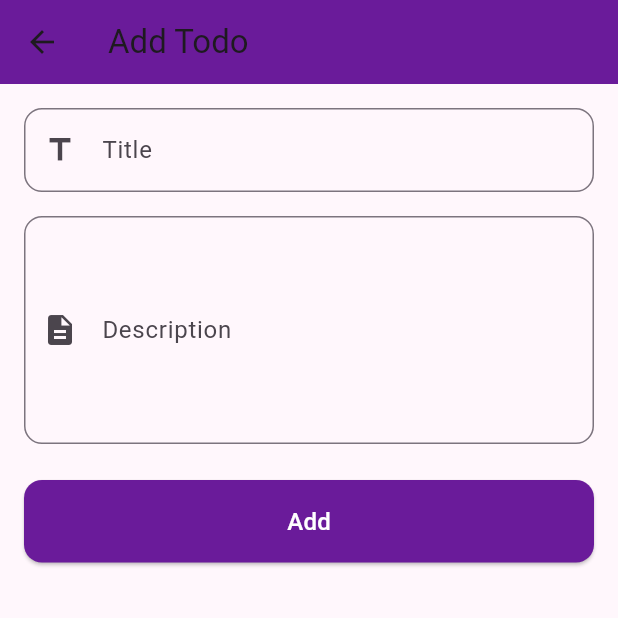
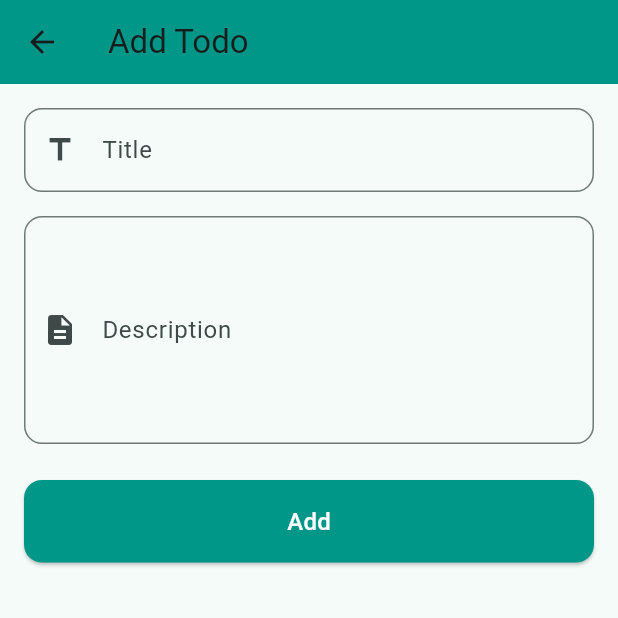
Before and after one commit to qthai2210/demoBLoC, a Flutter app: the TodosScreen screen opened directly, after a tap on the "add" icon, on a phone screen of 412 x 824 dp, the top half of it. Run offline on Flutter 3.47's test engine with Material 3 defaults, Android fonts, the light colour scheme and no system bars; our stand-ins replace bloc, equatable, flutter_bloc, flutter_svg, lottie, rxdart and 1 more; accounts and stored records are empty.

Commit message:
Update color scheme and logo in the application

```diff
--- a/lib/bloc/todos/todos_bloc.dart
+++ b/lib/bloc/todos/todos_bloc.dart
@@ -8,13 +8,13 @@ import 'package:rxdart/rxdart.dart';
 
 class TodosBloc extends Bloc<TodosEvent, TodosState> {
   final TodoRepository _todoRepository;
-  late StreamSubscription<List<Todo>> _todosSubscription;
   final _searchTerms = BehaviorSubject<String>();
-  late StreamSubscription<String> _searchSubscription;
 
   TodosBloc({required TodoRepository todoRepository})
     : _todoRepository = todoRepository,
-      super(TodosInitial()) {
+      super(TodosLoading()) {
+    // Start with loading state
+
     on<LoadTodos>(_onLoadTodos);
     on<AddTodo>(_onAddTodo);
     on<UpdateTodo>(_onUpdateTodo);
@@ -22,27 +22,36 @@ class TodosBloc extends Bloc<TodosEvent, TodosState> {
     on<ToggleTodoCompletion>(_onToggleTodoCompletion);
     on<SearchTodos>(_onSearchTodos);
 
-    // Initialize with current todos
-    add(LoadTodos());
+    // Set up debounced search
+    _searchTerms
+        .debounceTime(const Duration(milliseconds: 300))
+        .distinct()
+        .listen((term) => add(SearchTodos(term)));
 
-    // Listen for repository changes
-    _todosSubscription = _todoRepository.todos.listen((todos) {
-      // Only update if we're not in the middle of an operation
-      if (state is! TodosLoading) {
-        final currentState = state;
-        final searchTerm =
-            (currentState is TodosLoaded) ? currentState.searchTerm : '';
-        emit(TodosLoaded(todos, searchTerm: searchTerm));
-      }
-    });
+    // Load todos immediately
+    _loadTodos();
+  }
 
-    // Set up debounced search
-    _searchSubscription = _searchTerms
-        .debounceTime(const Duration(milliseconds: 2000))
-        .distinct()
-        .listen((searchTerm) {
-          add(SearchTodos(searchTerm));
-        });
+  // Private method to load todos without event
+  Future<void> _loadTodos() async {
+    try {
+      final todos = await _todoRepository.getTodos();
+      emit(TodosLoaded(todos));
+    } catch (e) {
+      print('Error in _loadTodos: $e');
+      emit(TodosError('Failed to load todos: $e'));
+    }
+  }
+
+  void _onLoadTodos(LoadTodos event, Emitter<TodosState> emit) async {
+    emit(TodosLoading());
+    try {
+      final todos = await _todoRepository.getTodos();
+      emit(TodosLoaded(todos));
+    } catch (e) {
+      print('Error in _onLoadTodos: $e');
+      emit(TodosError('Failed to load todos: $e'));
+    }
   }
 
   // Add search term to the BehaviorSubject
@@ -52,23 +61,8 @@ class TodosBloc extends Bloc<TodosEvent, TodosState> {
 
   @override
   Future<void> close() {
-    _todosSubscription.cancel();
-    _searchSubscription.cancel();
     _searchTerms.close();
-    _todoRepository.dispose();
     return super.close();
-  }
-
-  void _onLoadTodos(LoadTodos event, Emitter<TodosState> emit) async {
-    emit(TodosLoading());
-    try {
-      // Reduced loading time to improve user experience
-      await Future.delayed(const Duration(milliseconds: 100));
-      final todos = await _todoRepository.todos.first;
-      emit(TodosLoaded(todos));
-    } catch (e) {
-      emit(TodosError(e.toString()));
-    }
   }
 
   void _onAddTodo(AddTodo event, Emitter<TodosState> emit) async {
--- a/lib/repositories/todo_repository.dart
+++ b/lib/repositories/todo_repository.dart
@@ -6,14 +6,22 @@ import 'dart:convert';
 class TodoRepository {
   final List<Todo> _todos = [];
   final _controller = StreamController<List<Todo>>.broadcast();
+  bool _isInitialized = false;
 
-  Stream<List<Todo>> get todos => _controller.stream;
-
-  TodoRepository() {
-    _loadTodos();
+  Stream<List<Todo>> get todos async* {
+    // Make sure we're initialized
+    if (!_isInitialized) {
+      await _loadTodos();
+      _isInitialized = true;
+    }
+    // Return current todos immediately
+    yield _todos;
+    // Then listen for future updates
+    yield* _controller.stream;
   }
 
   Future<void> _loadTodos() async {
+    try {
       final prefs = await SharedPreferences.getInstance();
       final todosJson = prefs.getStringList('todos') ?? [];
 
@@ -30,6 +38,12 @@ class TodoRepository {
         );
       }
       _controller.add(_todos);
+      print('Loaded ${_todos.length} todos from storage');
+    } catch (e) {
+      print('Error loading todos: $e');
+      // Don't throw, just add an empty list
+      _controller.add([]);
+    }
   }
 
   Future<void> _saveTodos() async {
@@ -77,6 +91,14 @@ class TodoRepository {
     }
   }
 
+  Future<List<Todo>> getTodos() async {
+    if (!_isInitialized) {
+      await _loadTodos();
+      _isInitialized = true;
+    }
+    return List.from(_todos);
+  }
+
   void dispose() {
     _controller.close();
   }
--- a/lib/screens/add_edit_todo_screen.dart
+++ b/lib/screens/add_edit_todo_screen.dart
@@ -47,7 +47,7 @@ class _AddEditTodoScreenState extends State<AddEditTodoScreen> {
     return Scaffold(
       appBar: AppBar(
         title: Text(widget.todo == null ? 'Add Todo' : 'Edit Todo'),
-        backgroundColor: const Color(0xFF6A1B9A),
+        backgroundColor: const Color(0xFF009688),
       ),
       body: Padding(
         padding: const EdgeInsets.all(16.0),
@@ -93,7 +93,7 @@ class _AddEditTodoScreenState extends State<AddEditTodoScreen> {
               const SizedBox(height: 24),
               ElevatedButton(
                 style: ElevatedButton.styleFrom(
-                  backgroundColor: const Color(0xFF6A1B9A),
+                  backgroundColor: const Color(0xFF009688),
                   padding: const EdgeInsets.symmetric(vertical: 16),
                   shape: RoundedRectangleBorder(
                     borderRadius: BorderRadius.circular(12),
--- a/lib/screens/home_screen.dart
+++ b/lib/screens/home_screen.dart
@@ -16,7 +16,7 @@ class HomeScreen extends StatelessWidget {
     return Scaffold(
       appBar: AppBar(
         title: const Text('Home'),
-        backgroundColor: const Color(0xFF6A1B9A),
+        backgroundColor: const Color(0xFF009688),
         actions: [
           IconButton(
             icon: const Icon(Icons.exit_to_app),
@@ -47,7 +47,7 @@ class HomeScreen extends StatelessWidget {
                 Navigator.of(context).push(TodosScreen.route());
               },
               style: ElevatedButton.styleFrom(
-                backgroundColor: const Color(0xFF6A1B9A),
+                backgroundColor: const Color(0xFF009688),
                 padding: const EdgeInsets.symmetric(
                   horizontal: 30,
                   vertical: 12,
--- a/lib/screens/login_screen.dart
+++ b/lib/screens/login_screen.dart
@@ -69,7 +69,7 @@ class LoginScreen extends StatelessWidget {
         height: 250,
         decoration: const BoxDecoration(
           gradient: LinearGradient(
-            colors: [Color(0xFF6A1B9A), Color(0xFF4A148C)],
+            colors: [Color(0xFF009688), Color(0xFF00796B)],
             begin: Alignment.topCenter,
             end: Alignment.bottomCenter,
           ),
@@ -165,7 +165,7 @@ class _LoginButton extends StatelessWidget {
                 context.read<LoginBloc>().add(const LoginSubmitted());
               },
               style: ElevatedButton.styleFrom(
-                backgroundColor: const Color(0xFF6A1B9A),
+                backgroundColor: const Color(0xFF009688),
                 padding: const EdgeInsets.symmetric(vertical: 16),
                 shape: RoundedRectangleBorder(
                   borderRadius: BorderRadius.circular(12),
--- a/lib/screens/todos_screen.dart
+++ b/lib/screens/todos_screen.dart
@@ -9,7 +9,7 @@ import 'package:uuid/uuid.dart';
 import 'package:demobloc/bloc/authentication/authentication_bloc.dart';
 import 'package:demobloc/bloc/authentication/authentication_event.dart';
 
-class TodosScreen extends StatelessWidget {
+class TodosScreen extends StatefulWidget {
   const TodosScreen({super.key});
 
   static Route<void> route() {
@@ -17,11 +17,23 @@ class TodosScreen extends StatelessWidget {
   }
 
   @override
+  State<TodosScreen> createState() => _TodosScreenState();
+}
+
+class _TodosScreenState extends State<TodosScreen> {
+  @override
+  void initState() {
+    super.initState();
+    // Explicitly load todos when the screen appears
+    Future.microtask(() => context.read<TodosBloc>().add(LoadTodos()));
+  }
+
+  @override
   Widget build(BuildContext context) {
     return Scaffold(
       appBar: AppBar(
         title: const Text('Todos'),
-        backgroundColor: const Color(0xFF6A1B9A),
+        backgroundColor: const Color(0xFF009688),
         actions: [
           IconButton(
             icon: const Icon(Icons.exit_to_app),
@@ -39,21 +51,52 @@ class TodosScreen extends StatelessWidget {
           Expanded(
             child: BlocBuilder<TodosBloc, TodosState>(
               builder: (context, state) {
-                if (state is TodosInitial) {
-                  context.read<TodosBloc>().add(LoadTodos());
-                  return const Center(child: CircularProgressIndicator());
-                } else if (state is TodosLoading) {
-                  return const Center(child: CircularProgressIndicator());
+                // Add more debug output
+                print('Current todos state: $state');
+
+                if (state is TodosLoading) {
+                  return const Center(
+                    child: CircularProgressIndicator(
+                      valueColor: AlwaysStoppedAnimation<Color>(
+                        Color(0xFF009688),
+                      ),
+                    ),
+                  );
                 } else if (state is TodosLoaded) {
-                  final todos =
-                      state.filteredTodos; // Use filteredTodos instead of todos
+                  final todos = state.filteredTodos;
+                  print('Loaded ${todos.length} todos'); // Debug output
                   return todos.isEmpty
                       ? _buildEmptyState(state.searchTerm.isNotEmpty)
                       : _buildTodosList(context, todos);
                 } else if (state is TodosError) {
-                  return Center(child: Text('Error: ${state.message}'));
+                  // Show error but also add a retry button
+                  return Center(
+                    child: Column(
+                      mainAxisAlignment: MainAxisAlignment.center,
+                      children: [
+                        Text('Error: ${state.message}'),
+                        const SizedBox(height: 16),
+                        ElevatedButton(
+                          onPressed: () {
+                            context.read<TodosBloc>().add(LoadTodos());
+                          },
+                          child: const Text('Retry'),
+                        ),
+                      ],
+                    ),
+                  );
                 } else {
-                  return const Center(child: Text('Something went wrong!'));
+                  // Always try to load if we're in an unknown state
+                  Future.microtask(
+                    () => context.read<TodosBloc>().add(LoadTodos()),
+                  );
+                  return const Center(
+                    child: CircularProgressIndicator(
+                      valueColor: AlwaysStoppedAnimation<Color>(
+                        Color(0xFF009688),
+                      ),
+                    ),
+                  );
                 }
               },
             ),
@@ -61,7 +104,7 @@ class TodosScreen extends StatelessWidget {
         ],
       ),
       floatingActionButton: FloatingActionButton(
-        backgroundColor: const Color(0xFF6A1B9A),
+        backgroundColor: const Color(0xFF009688),
         onPressed: () {
           Navigator.of(context).push(
             AddEditTodoScreen.route(
@@ -151,7 +194,7 @@ class TodosScreen extends StatelessWidget {
               ),
               leading: Checkbox(
                 value: todo.isCompleted,
-                activeColor: const Color(0xFF6A1B9A),
+                activeColor: const Color(0xFF009688),
                 onChanged: (_) {
                   // Dispatch the event to toggle completion
                   context.read<TodosBloc>().add(ToggleTodoCompletion(todo.id));
```
Also changed, not shown: lib/main.dart (+8 -2 lines), assets/images/logo.svg. Lines whose indentation alone changed are shown as unchanged.
